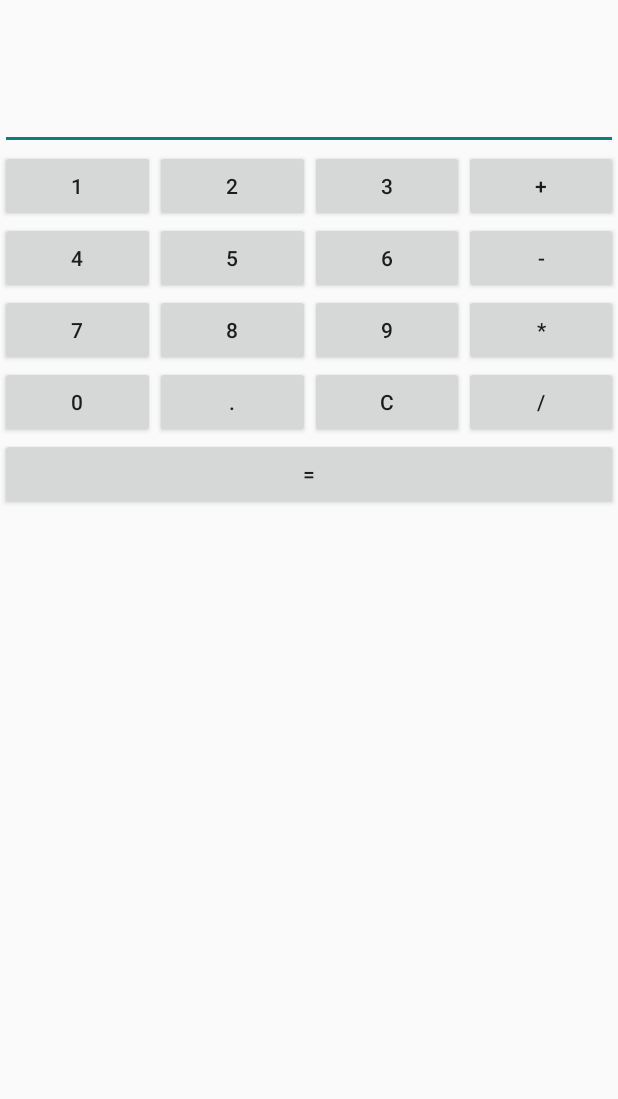
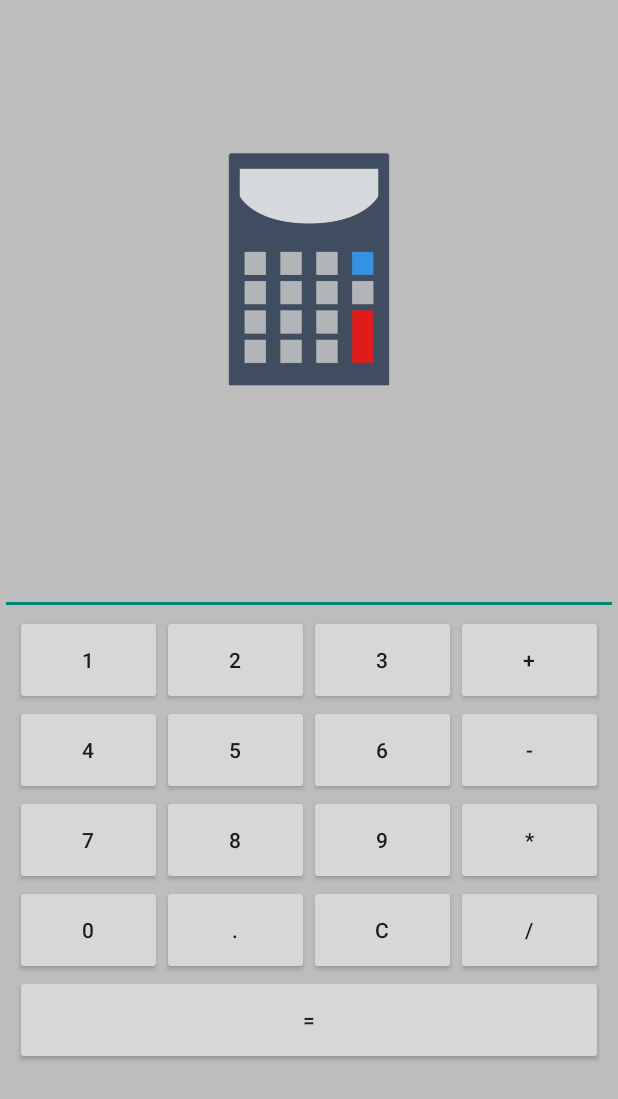
Before and after one commit to woobendjy/Calculator_App, an Android app: the screen it shows after launch (MainActivity), on a phone screen of 412 x 824 dp. Shown: the top 1099 px of the screen. Run offline under Robolectric (Android 15) with nearby library versions, the phone set to English and light mode, and no system bars.

Commit message:
Mise a jour de l'interface

```diff
--- a/app/src/main/res/layout/activity_main.xml
+++ b/app/src/main/res/layout/activity_main.xml
@@ -2,156 +2,180 @@
 <LinearLayout xmlns:android="http://schemas.android.com/apk/res/android"
     android:layout_width="fill_parent"
     android:layout_height="fill_parent"
-    android:orientation="vertical">
+    android:orientation="vertical"
+    android:background="@color/gray">
+
+
+    <LinearLayout
+        android:layout_width="match_parent"
+        android:layout_height="80dp"
+        android:orientation="horizontal"></LinearLayout>
+
+    <ImageView
+        android:id="@+id/imageView"
+        android:layout_width="match_parent"
+        android:layout_height="200dp"
+        android:src="@drawable/icone"
+        />
 
     <EditText
         android:id="@+id/EditText01"
         android:layout_width="fill_parent"
-        android:layout_height="100dp"
+        android:layout_height="130dp"
         android:autofillHints=""
         android:cursorVisible="false"
         android:editable="false"
         android:textSize="34sp" />
 
-    <LinearLayout xmlns:android="http://schemas.android.com/apk/res/android"
+    <LinearLayout
         android:layout_width="fill_parent"
-        android:layout_height="wrap_content"
-        android:orientation="horizontal">
+        android:layout_height="60dp"
+        android:orientation="horizontal"
+        android:paddingLeft="10dp"
+        android:paddingRight="10dp">
 
         <Button
             android:id="@+id/button1"
             android:layout_width="fill_parent"
-            android:layout_height="wrap_content"
+            android:layout_height="match_parent"
             android:layout_weight="1"
             android:text="1" />
 
         <Button
             android:id="@+id/button2"
             android:layout_width="fill_parent"
-            android:layout_height="wrap_content"
+            android:layout_height="match_parent"
             android:layout_weight="1"
             android:text="2" />
 
         <Button
             android:id="@+id/button3"
             android:layout_width="fill_parent"
-            android:layout_height="wrap_content"
+            android:layout_height="match_parent"
             android:layout_weight="1"
             android:text="3" />
 
         <Button
             android:id="@+id/buttonPlus"
             android:layout_width="fill_parent"
-            android:layout_height="wrap_content"
+            android:layout_height="match_parent"
             android:layout_weight="1"
             android:text="+" />
     </LinearLayout>
 
-    <LinearLayout xmlns:android="http://schemas.android.com/apk/res/android"
+    <LinearLayout
         android:layout_width="fill_parent"
-        android:layout_height="wrap_content"
-        android:orientation="horizontal">
+        android:layout_height="60dp"
+        android:orientation="horizontal"
+        android:paddingLeft="10dp"
+        android:paddingRight="10dp">
 
         <Button
             android:id="@+id/button4"
             android:layout_width="fill_parent"
-            android:layout_height="wrap_content"
+            android:layout_height="match_parent"
             android:layout_weight="1"
             android:text="4" />
 
         <Button
             android:id="@+id/button5"
             android:layout_width="fill_parent"
-            android:layout_height="wrap_content"
+            android:layout_height="match_parent"
             android:layout_weight="1"
             android:text="5" />
 
         <Button
             android:id="@+id/button6"
             android:layout_width="fill_parent"
-            android:layout_height="wrap_content"
+            android:layout_height="match_parent"
             android:layout_weight="1"
             android:text="6" />
 
         <Button
             android:id="@+id/buttonMoins"
             android:layout_width="fill_parent"
-            android:layout_height="wrap_content"
+            android:layout_height="match_parent"
             android:layout_weight="1"
             android:text="-" />
     </LinearLayout>
 
-    <LinearLayout xmlns:android="http://schemas.android.com/apk/res/android"
+    <LinearLayout
         android:layout_width="fill_parent"
-        android:layout_height="wrap_content"
-        android:orientation="horizontal">
+        android:layout_height="60dp"
+        android:orientation="horizontal"
+        android:paddingLeft="10dp"
+        android:paddingRight="10dp">
 
         <Button
             android:id="@+id/button7"
             android:layout_width="fill_parent"
-            android:layout_height="wrap_content"
+            android:layout_height="match_parent"
             android:layout_weight="1"
             android:text="7" />
 
         <Button
             android:id="@+id/button8"
             android:layout_width="fill_parent"
-            android:layout_height="wrap_content"
+            android:layout_height="match_parent"
             android:layout_weight="1"
             android:text="8" />
 
         <Button
             android:id="@+id/button9"
             android:layout_width="fill_parent"
-            android:layout_height="wrap_content"
+            android:layout_height="match_parent"
             android:layout_weight="1"
             android:text="9" />
 
         <Button
             android:id="@+id/buttonMultiplier"
             android:layout_width="fill_parent"
-            android:layout_height="wrap_content"
+            android:layout_height="match_parent"
             android:layout_weight="1"
             android:text="*" />
     </LinearLayout>
 
-    <LinearLayout xmlns:android="http://schemas.android.com/apk/res/android"
+    <LinearLayout
         android:layout_width="fill_parent"
-        android:layout_height="wrap_content"
-        android:orientation="horizontal">
+        android:layout_height="60dp"
+        android:orientation="horizontal"
+        android:paddingLeft="10dp"
+        android:paddingRight="10dp">
 
         <Button
             android:id="@+id/button0"
             android:layout_width="fill_parent"
-            android:layout_height="wrap_content"
+            android:layout_height="match_parent"
             android:layout_weight="1"
             android:text="0" />
 
         <Button
             android:id="@+id/buttonPoint"
             android:layout_width="fill_parent"
-            android:layout_height="wrap_content"
+            android:layout_height="match_parent"
             android:layout_weight="1"
             android:text="." />
 
         <Button
             android:id="@+id/buttonC"
             android:layout_width="fill_parent"
-            android:layout_height="wrap_content"
+            android:layout_height="match_parent"
             android:layout_weight="1"
             android:text="C" />
 
         <Button
             android:id="@+id/buttonDivision"
             android:layout_width="fill_parent"
-            android:layout_height="wrap_content"
+            android:layout_height="match_parent"
             android:layout_weight="1"
             android:text="/" />
     </LinearLayout>
 
     <Button
         android:id="@+id/buttonEgal"
-        android:layout_width="fill_parent"
-        android:layout_height="wrap_content"
+        android:layout_width="392dp"
+        android:layout_height="60dp"
+        android:layout_gravity="center"
+        android:gravity="center"
         android:text="=" />
 </LinearLayout>
--- a/app/src/main/res/values/colors.xml
+++ b/app/src/main/res/values/colors.xml
@@ -2,4 +2,10 @@
 <resources>
     <color name="black">#FF000000</color>
     <color name="white">#FFFFFFFF</color>
+    <color name="oil_black">#0C0C0C</color>
+    <color name="dark_slate_gray">#0D1717</color>
+    <color name="obsidian">#0B1215</color>
+    <color name="midnight_blue">#101720</color>
+    <color name="charcoal_black">#171717</color>
+    <color name="gray">#bdbdbd</color>
 </resources>
```
Also changed, not shown: app/src/main/res/drawable/icone.png (added), app/src/main/res/drawable/img.png (added).
